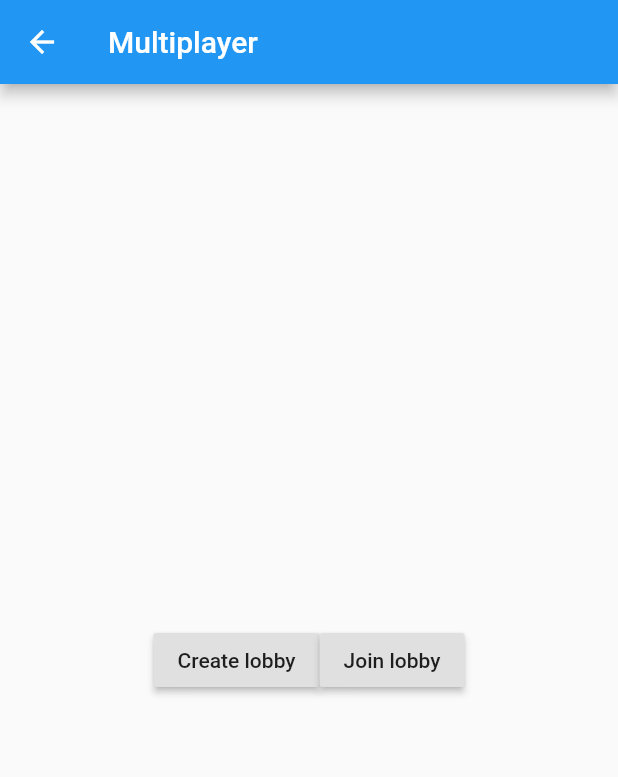
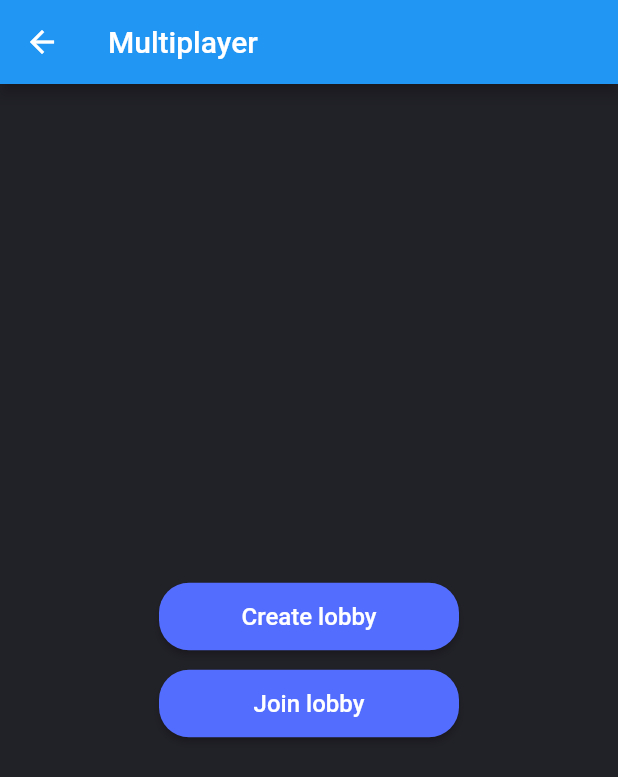
Before and after one commit to Mintra99/BachelorOppgave, a Flutter app: the MultiplayerPage screen opened directly, on a phone screen of 412 x 824 dp. Shown: the top 777 px of the screen. Run offline on Flutter 3.47's test engine with Material 2 defaults, Android fonts, the phone set to English and light mode, and no system bars; our stand-ins replace email_validator, shared_preferences; accounts and stored records are empty; Roboto replaces fonts that are missing (Alike).

Commit message:
edited singleplayer and multiplayer

```diff
--- a/factgame/lib/UI/gamemode/multiplayer_manager.dart
+++ b/factgame/lib/UI/gamemode/multiplayer_manager.dart
@@ -41,27 +41,6 @@ class _Multiplayer extends State<MultiplayerManager> {
     );
   }
 }
-/*
-class MultiplayerPage extends StatelessWidget {
-  @override
-  Widget build(BuildContext context) {
-    return Scaffold(
-      appBar: AppBar(
-        title: Text("Multiplayer"),
-      ),
-      body: Center(
-        child: ElevatedButton(
-          onPressed: () {
-            Navigator.pop(context);
-          },
-          child: Text('Go back!'),
-        ),
-      ),
-    );
-  }
-}
-
- */
 
 class MultiplayerPage extends StatelessWidget {
   @override
@@ -71,10 +50,16 @@ class MultiplayerPage extends StatelessWidget {
         title: Text("Multiplayer"),
       ),
       body: Center(
-        child: Row(
+        child: Column(
           mainAxisAlignment: MainAxisAlignment.center,
           children: [
-            RaisedButton(
+            Padding(
+              padding: EdgeInsets.symmetric(
+                vertical: 5.0,
+                horizontal: 10.0,
+              ),
+              child: MaterialButton(
+                color: Colors.indigoAccent,
                 onPressed: () {
                   Navigator.push(
                     context,
@@ -82,17 +67,50 @@ class MultiplayerPage extends StatelessWidget {
                     ),
                   );
                 },
-              child: Text("Create lobby"),
+                child: Text("Create lobby",
+                  style: TextStyle(
+                  color: Colors.white,
+                  fontFamily: "Alike",
+                  fontSize: 16.0,
+                  )
                 ),
-            RaisedButton(
+                splashColor: Colors.indigo[700],
+                highlightColor: Colors.indigo[700],
+                minWidth: 200.0,
+                height: 45.0,
+                shape:
+                RoundedRectangleBorder(borderRadius: BorderRadius.circular(20.0)),
+              ),
+            ),
+            Padding(
+              padding: EdgeInsets.symmetric(
+                vertical: 5.0,
+                horizontal: 10.0,
+              ),
+              child: MaterialButton(
+                color: Colors.indigoAccent,
                   onPressed: (){
 
                   },
-              child: Text("Join lobby"),
+                child: Text("Join lobby",
+                    style: TextStyle(
+                      color: Colors.white,
+                      fontFamily: "Alike",
+                      fontSize: 16.0,
+                    )
+                ),
+                splashColor: Colors.indigo[700],
+                highlightColor: Colors.indigo[700],
+                minWidth: 200.0,
+                height: 45.0,
+                shape:
+                RoundedRectangleBorder(borderRadius: BorderRadius.circular(20.0)),
+                  ),
             )
           ],
         ),
       ),
+      backgroundColor: darkGrayColor,
     );
   }
 }
--- a/factgame/lib/UI/gamemode/singleplayer_manager.dart
+++ b/factgame/lib/UI/gamemode/singleplayer_manager.dart
@@ -53,18 +53,38 @@ class SingleplayerPage extends StatelessWidget {
         child: Column(
           mainAxisAlignment: MainAxisAlignment.center,
           children: [
-            RaisedButton(
+            Padding(
+              padding: EdgeInsets.symmetric(
+                vertical: 10.0,
+                horizontal: 20.0,
+              ),
+              child: MaterialButton(
+                color: Colors.indigoAccent,
                 onPressed: () {
                   Navigator.push(
                     context,
                     MaterialPageRoute(builder: (context) => ProposerManager()),
                   );
                 },
-              child: Text("Start game"),
+                child: Text("Start game",
+                  style: TextStyle(
+                    color: Colors.white,
+                    fontFamily: "Alike",
+                    fontSize: 16.0,
+                  )
+                ),
+                splashColor: Colors.indigo[700],
+                highlightColor: Colors.indigo[700],
+                minWidth: 200.0,
+                height: 45.0,
+                shape:
+                RoundedRectangleBorder(borderRadius: BorderRadius.circular(20.0)),
+              ),
             ),
           ],
         ),
       ),
+      backgroundColor: darkGrayColor,
     );
   }
 }
```
Lines whose indentation alone changed are shown as unchanged.
